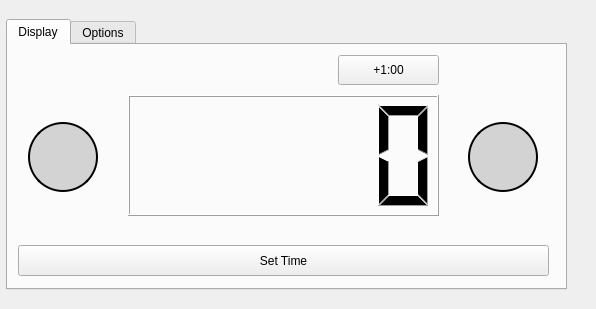
ChrisFelt/TIMED_CHIMES, file main_window.ui: the form before one commit.
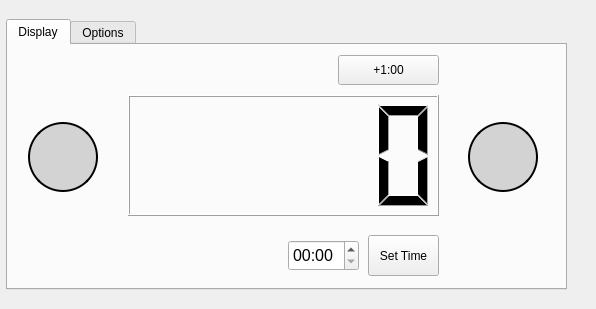
The form after the commit. Icons and pictures are not drawn.

Commit message: updated ui and implemented set time button functionality

What changed in the file:
```diff
--- a/main_window.ui
+++ b/main_window.ui
@@ -159,16 +159,47 @@
     <widget class="QPushButton" name="set_time_button">
      <property name="geometry">
       <rect>
-       <x>10</x>
-       <y>200</y>
-       <width>531</width>
-       <height>31</height>
+       <x>360</x>
+       <y>190</y>
+       <width>71</width>
+       <height>41</height>
       </rect>
      </property>
      <property name="text">
       <string>Set Time</string>
      </property>
     </widget>
+    <widget class="QTimeEdit" name="input_time">
+     <property name="geometry">
+      <rect>
+       <x>280</x>
+       <y>195</y>
+       <width>71</width>
+       <height>31</height>
+      </rect>
+     </property>
+     <property name="font">
+      <font>
+       <pointsize>12</pointsize>
+      </font>
+     </property>
+     <property name="toolTip">
+      <string extracomment="Enter time (hh:mm format)"/>
+     </property>
+     <property name="currentSection">
+      <enum>QDateTimeEdit::HourSection</enum>
+     </property>
+     <property name="displayFormat">
+      <string>hh:mm</string>
+     </property>
+     <property name="time">
+      <time>
+       <hour>0</hour>
+       <minute>0</minute>
+       <second>0</second>
+      </time>
+     </property>
+    </widget>
    </widget>
    <widget class="QWidget" name="options_tab">
     <attribute name="title">
```
Left out of the diff: 6 changed lines with no effect on the pictures. The commit also changes 4 other files.
